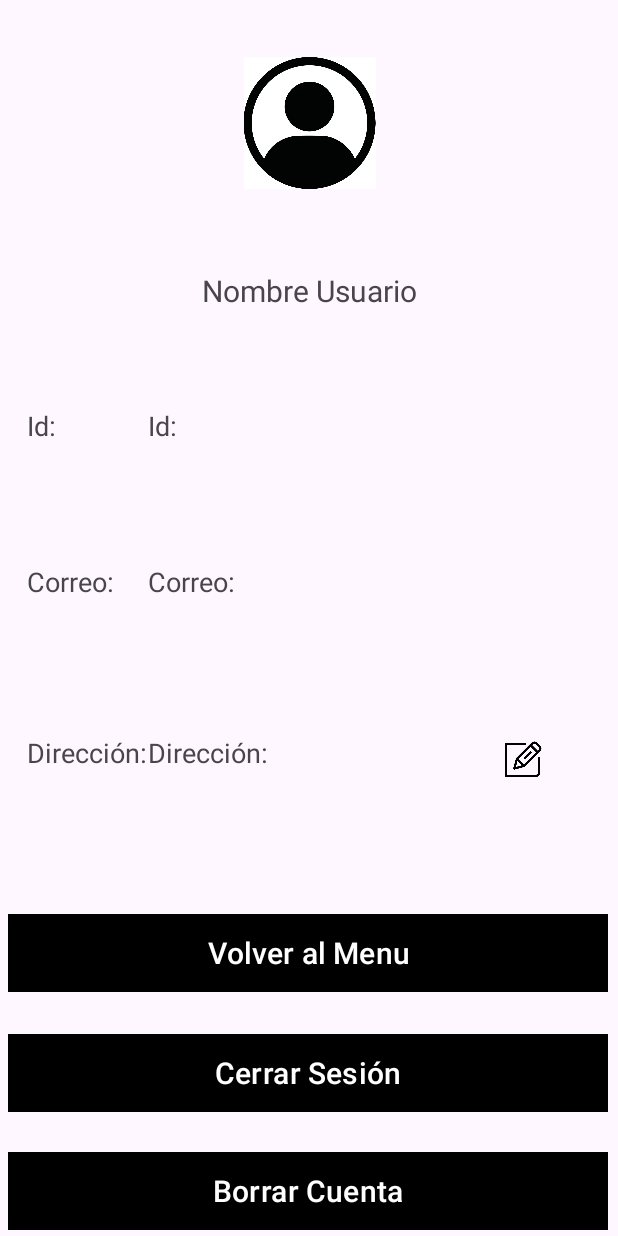
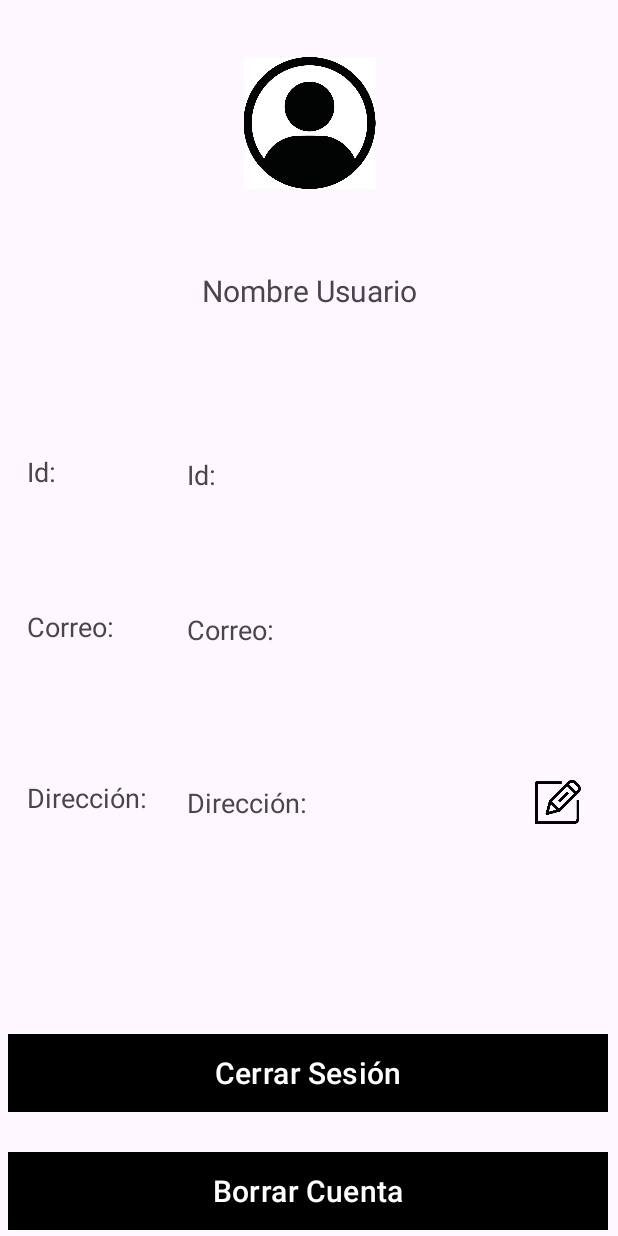
Before and after one commit to yagorzmz/foodfriends, an Android app: the ProfileActivity screen opened directly, with no data from a screen before it, on a phone screen of 412 x 824 dp. Run offline under Robolectric (Android 15) with nearby library versions, the light colour scheme and no system bars; our stand-ins replace Firebase (no records; nobody signed in at launch, a user with empty details on screens opened directly).

Commit message:
Actualización 04/11/2023

```diff
--- a/app/src/main/java/com/example/foodfriends/MainActivity.java
+++ b/app/src/main/java/com/example/foodfriends/MainActivity.java
@@ -1,12 +1,16 @@
 package com.example.foodfriends;
 
 import android.Manifest;
+import android.content.Context;
 import android.content.DialogInterface;
 import android.content.Intent;
+import android.content.SharedPreferences;
 import android.content.pm.PackageManager;
 import android.net.Uri;
 import android.os.Bundle;
+import android.os.Handler;
 import android.provider.Settings;
+import android.view.Menu;
 import android.view.View;
 import android.widget.Button;
 import android.widget.EditText;
@@ -18,6 +22,8 @@ import androidx.appcompat.app.AppCompatActivity;
 import androidx.core.app.ActivityCompat;
 
 import com.google.android.gms.tasks.OnCompleteListener;
+import com.google.android.gms.tasks.OnFailureListener;
+import com.google.android.gms.tasks.OnSuccessListener;
 import com.google.android.gms.tasks.Task;
 import com.google.firebase.auth.AuthResult;
 import com.google.firebase.auth.FirebaseAuth;
@@ -33,6 +39,7 @@ public class MainActivity extends AppCompatActivity {
     protected void onCreate(Bundle savedInstanceState) {
         super.onCreate(savedInstanceState);
         setContentView(R.layout.activity_main);
+
 
         //Relacionamos los elementos
         btnLogin=findViewById(R.id.btnLogin);
@@ -66,7 +73,6 @@ public class MainActivity extends AppCompatActivity {
             }
         });
     }
-
     private void inicarRegisterActivity() {
         //Iniciamos la activity de registro
         Intent i = new Intent(this,RegisterActivity.class);
@@ -97,7 +103,7 @@ public class MainActivity extends AppCompatActivity {
                         {
                             mostrarToast("Inicio de sesion correcto.");
                             //Una vez iniciado sesión, llevamos al usuario al menu.
-                            Intent intentPerfil=new Intent(getApplicationContext(),MenuActivity.class);
+                            Intent intentPerfil=new Intent(getApplicationContext(),ProfileActivity.class);
                             startActivity(intentPerfil);
                         }
                         else
--- a/app/src/main/java/com/example/foodfriends/MenuActivity.java
+++ b/app/src/main/java/com/example/foodfriends/MenuActivity.java
@@ -1,6 +1,9 @@
 package com.example.foodfriends;
 
+import android.content.Intent;
 import android.os.Bundle;
+import android.view.View;
+import android.widget.Button;
 
 import androidx.appcompat.app.AppCompatActivity;
 
@@ -10,5 +13,6 @@ public class MenuActivity extends AppCompatActivity {
     protected void onCreate(Bundle savedInstanceState) {
         super.onCreate(savedInstanceState);
         setContentView(R.layout.activity_menu);
+
     }
 }
--- a/app/src/main/java/com/example/foodfriends/ProfileActivity.java
+++ b/app/src/main/java/com/example/foodfriends/ProfileActivity.java
@@ -41,7 +41,7 @@ public class ProfileActivity extends AppCompatActivity {
     FirebaseAuth firebaseAuth = FirebaseAuth.getInstance();
     FirebaseUser firebaseUser = firebaseAuth.getCurrentUser();
     private TextView txtNombreUsuario, txtCorreoDelUsuario,txtDireccion,txtId;
-    Button btnCerrarSesion,btnBorrarCuenta,btnVolverInicio;
+    Button btnCerrarSesion,btnBorrarCuenta;
     ImageView imgEditarDireccion,imagenPerfil;
 
 
@@ -54,7 +54,6 @@ public class ProfileActivity extends AppCompatActivity {
         //Enlazamos los elementos
         btnCerrarSesion = findViewById(R.id.btnCerrarSesion);
         btnBorrarCuenta = findViewById(R.id.btnBorrarCuenta);
-        btnVolverInicio=findViewById(R.id.btnVolverInicio);
         imgEditarDireccion=findViewById(R.id.imgEditarDireccion);
         txtNombreUsuario=findViewById(R.id.txtNombreUsuario);
         txtCorreoDelUsuario=findViewById(R.id.txtCorreo);
@@ -62,15 +61,6 @@ public class ProfileActivity extends AppCompatActivity {
         txtId=findViewById(R.id.txtId);
         imagenPerfil=findViewById(R.id.imgPerfil);
 
-        //Boton que devuelve al usuario al inicio
-        btnVolverInicio.setOnClickListener(new View.OnClickListener() {
-            @Override
-            public void onClick(View view) {
-                Intent i=new Intent(getApplicationContext(),MenuActivity.class);
-                startActivity(i);
-
-            }
-        });
         //Si el usuario pulsa cerrar sesion
         btnCerrarSesion.setOnClickListener(new View.OnClickListener() {
             @Override
@@ -98,7 +88,7 @@ public class ProfileActivity extends AppCompatActivity {
         completarPerfilUsuario();
 
         //Verficamos si la direccion está vacia
-        if(verificarDireccion()){
+        if(!verificarDireccion()){
             solicitarDireccion("Introduce tu direccion de envío","Debes ingresar una dirección para poder usando la app, asi sabremos donde enviarte los pedidos");
         }
 
--- a/app/src/main/res/layout/activity_menu.xml
+++ b/app/src/main/res/layout/activity_menu.xml
@@ -4,6 +4,4 @@
     xmlns:tools="http://schemas.android.com/tools"
     android:layout_width="match_parent"
     android:layout_height="match_parent"
-    tools:context=".MenuActivity">
-
-</androidx.constraintlayout.widget.ConstraintLayout>
+    tools:context=".MenuActivity"/>
--- a/app/src/main/res/layout/activity_profile.xml
+++ b/app/src/main/res/layout/activity_profile.xml
@@ -22,17 +22,70 @@
         tools:ignore="TextSizeCheck" />
 
     <TextView
+        android:id="@+id/txtId"
+        android:layout_width="220dp"
+        android:layout_height="64dp"
+        android:maxLines="2"
+        android:text="Id:"
+        android:textSize="18sp"
+        app:layout_constraintBottom_toBottomOf="parent"
+        app:layout_constraintEnd_toEndOf="parent"
+        app:layout_constraintHorizontal_bias="0.649"
+        app:layout_constraintStart_toStartOf="parent"
+        app:layout_constraintTop_toTopOf="parent"
+        app:layout_constraintVertical_bias="0.4" />
+
+    <TextView
+        android:id="@+id/txtDireccion"
+        android:layout_width="220dp"
+        android:layout_height="64dp"
+        android:text="@string/direcci_n"
+        android:textSize="18sp"
+        app:layout_constraintBottom_toBottomOf="parent"
+        app:layout_constraintEnd_toEndOf="parent"
+        app:layout_constraintHorizontal_bias="0.649"
+        app:layout_constraintStart_toStartOf="parent"
+        app:layout_constraintTop_toTopOf="parent"
+        app:layout_constraintVertical_bias="0.688" />
+
+    <TextView
         android:id="@+id/txtCorreo"
         android:layout_width="220dp"
+        android:layout_height="64dp"
+        android:text="@string/correo"
+        android:textSize="18sp"
+        app:layout_constraintBottom_toBottomOf="parent"
+        app:layout_constraintEnd_toEndOf="parent"
+        app:layout_constraintHorizontal_bias="0.649"
+        app:layout_constraintStart_toStartOf="parent"
+        app:layout_constraintTop_toTopOf="parent"
+        app:layout_constraintVertical_bias="0.536" />
+
+    <TextView
+        android:id="@+id/textView2"
+        android:layout_width="80dp"
         android:layout_height="32dp"
         android:text="@string/correo"
         android:textSize="18sp"
         app:layout_constraintBottom_toBottomOf="parent"
         app:layout_constraintEnd_toEndOf="parent"
-        app:layout_constraintHorizontal_bias="0.513"
+        app:layout_constraintHorizontal_bias="0.054"
         app:layout_constraintStart_toStartOf="parent"
         app:layout_constraintTop_toTopOf="parent"
-        app:layout_constraintVertical_bias="0.474" />
+        app:layout_constraintVertical_bias="0.512" />
+
+    <TextView
+        android:id="@+id/textView6"
+        android:layout_width="80dp"
+        android:layout_height="32dp"
+        android:text="Id:"
+        android:textSize="18sp"
+        app:layout_constraintBottom_toBottomOf="parent"
+        app:layout_constraintEnd_toEndOf="parent"
+        app:layout_constraintHorizontal_bias="0.054"
+        app:layout_constraintStart_toStartOf="parent"
+        app:layout_constraintTop_toTopOf="parent"
+        app:layout_constraintVertical_bias="0.381" />
 
     <TextView
         android:id="@+id/textView3"
@@ -45,71 +98,19 @@
         app:layout_constraintHorizontal_bias="0.054"
         app:layout_constraintStart_toStartOf="parent"
         app:layout_constraintTop_toTopOf="parent"
-        app:layout_constraintVertical_bias="0.618" />
+        app:layout_constraintVertical_bias="0.656" />
 
     <ImageView
         android:id="@+id/imgEditarDireccion"
-        android:layout_width="40dp"
-        android:layout_height="40dp"
+        android:layout_width="50dp"
+        android:layout_height="50dp"
         app:layout_constraintBottom_toBottomOf="parent"
         app:layout_constraintEnd_toEndOf="parent"
-        app:layout_constraintHorizontal_bias="0.881"
+        app:layout_constraintHorizontal_bias="0.955"
         app:layout_constraintStart_toStartOf="parent"
         app:layout_constraintTop_toTopOf="parent"
-        app:layout_constraintVertical_bias="0.619"
+        app:layout_constraintVertical_bias="0.657"
         app:srcCompat="@drawable/editar" />
-
-    <TextView
-        android:id="@+id/txtId"
-        android:layout_width="220dp"
-        android:layout_height="32dp"
-        android:text="Id:"
-        android:textSize="18sp"
-        app:layout_constraintBottom_toBottomOf="parent"
-        app:layout_constraintEnd_toEndOf="parent"
-        app:layout_constraintHorizontal_bias="0.513"
-        app:layout_constraintStart_toStartOf="parent"
-        app:layout_constraintTop_toTopOf="parent"
-        app:layout_constraintVertical_bias="0.343" />
-
-    <TextView
-        android:id="@+id/txtDireccion"
-        android:layout_width="220dp"
-        android:layout_height="32dp"
-        android:text="@string/direcci_n"
-        android:textSize="18sp"
-        app:layout_constraintBottom_toBottomOf="parent"
-        app:layout_constraintEnd_toEndOf="parent"
-        app:layout_constraintHorizontal_bias="0.513"
-        app:layout_constraintStart_toStartOf="parent"
-        app:layout_constraintTop_toTopOf="parent"
-        app:layout_constraintVertical_bias="0.618" />
-
-    <TextView
-        android:id="@+id/textView6"
-        android:layout_width="80dp"
-        android:layout_height="32dp"
-        android:text="Id:"
-        android:textSize="18sp"
-        app:layout_constraintBottom_toBottomOf="parent"
-        app:layout_constraintEnd_toEndOf="parent"
-        app:layout_constraintHorizontal_bias="0.054"
-        app:layout_constraintStart_toStartOf="parent"
-        app:layout_constraintTop_toTopOf="parent"
-        app:layout_constraintVertical_bias="0.343" />
-
-    <TextView
-        android:id="@+id/textView2"
-        android:layout_width="80dp"
-        android:layout_height="32dp"
-        android:text="@string/correo"
-        android:textSize="18sp"
-        app:layout_constraintBottom_toBottomOf="parent"
-        app:layout_constraintEnd_toEndOf="parent"
-        app:layout_constraintHorizontal_bias="0.054"
-        app:layout_constraintStart_toStartOf="parent"
-        app:layout_constraintTop_toTopOf="parent"
-        app:layout_constraintVertical_bias="0.474" />
 
     <Button
         android:id="@+id/btnBorrarCuenta"
@@ -147,24 +148,6 @@
         app:layout_constraintVertical_bias="0.897"
         tools:ignore="VisualLintButtonSize" />
 
-    <Button
-        android:id="@+id/btnVolverInicio"
-        android:layout_width="400dp"
-        android:layout_height="60dp"
-        android:backgroundTint="#000000"
-        android:text="@string/volver_al_menu"
-        android:textColorHighlight="#E42121"
-        android:textColorLink="#673AB7"
-        android:textSize="20sp"
-        app:cornerRadius="0dp"
-        app:layout_constraintBottom_toBottomOf="parent"
-        app:layout_constraintEnd_toEndOf="parent"
-        app:layout_constraintHorizontal_bias="0.454"
-        app:layout_constraintStart_toStartOf="parent"
-        app:layout_constraintTop_toTopOf="parent"
-        app:layout_constraintVertical_bias="0.792"
-        tools:ignore="VisualLintButtonSize" />
-
     <ImageView
         android:id="@+id/imgPerfil"
         android:layout_width="91dp"
```
